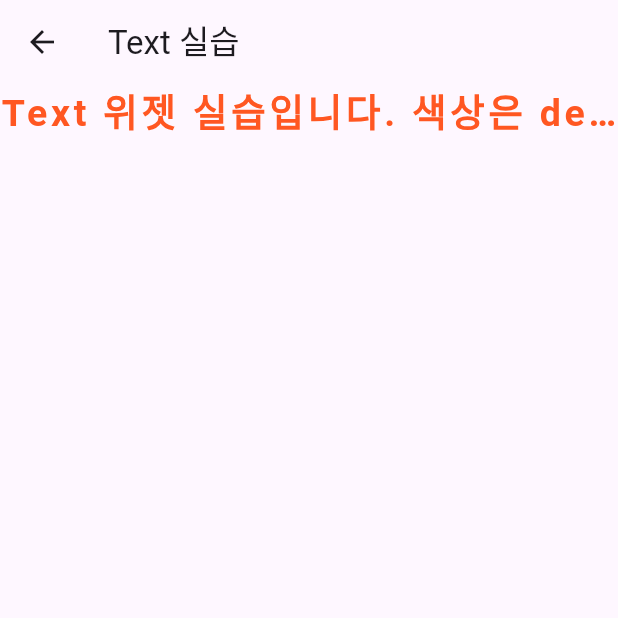
After one commit to sung-silver/flutter_online_lecture_smwu, a Flutter app: the screen it shows after launch, after a tap on "Text 실습", on a phone screen of 412 x 824 dp, the top half of it. The commit adds this screen. Run offline on Flutter 3.47's test engine with Material 3 defaults, Android fonts, the phone set to English and light mode, and no system bars.

Commit message:
feat: 3일차 - Text 실습

```diff
--- a/lib/screen/button_screen.dart
+++ b/lib/screen/button_screen.dart
@@ -6,6 +6,7 @@ import 'package:online_lecture_smwu/screen/container/container_practice_screen.d
 import 'package:online_lecture_smwu/screen/container/container_screen.dart';
 import 'package:online_lecture_smwu/screen/row/row_practice_screen.dart';
 import 'package:online_lecture_smwu/screen/row/row_screen.dart';
+import 'package:online_lecture_smwu/screen/text/text_practice_screen.dart';
 import 'package:online_lecture_smwu/screen/text/text_screen.dart';
 
 class ButtonScreen extends StatelessWidget {
@@ -115,6 +116,18 @@ class ButtonScreen extends StatelessWidget {
                   ));
                 },
                 child: Text("Text")),
+            SizedBox(
+              height: 10,
+            ),
+            ElevatedButton(
+                onPressed: () {
+                  Navigator.push(context, MaterialPageRoute(
+                    builder: (context) {
+                      return TextPracticeScreen();
+                    },
+                  ));
+                },
+                child: Text("Text 실습")),
           ],
         ),
       ),
--- /dev/null
+++ b/lib/screen/text/text_practice_screen.dart
@@ -0,0 +1,32 @@
+
+import 'package:flutter/cupertino.dart';
+import 'package:flutter/material.dart';
+
+class TextPracticeScreen extends StatelessWidget {
+  const TextPracticeScreen({super.key});
+
+  @override
+  Widget build(BuildContext context) {
+    return Scaffold(
+      appBar: AppBar(
+        title: Text("Text 실습"),
+      ),
+      body: Column(
+        children: [
+          Text(
+            "Text 위젯 실습입니다. 색상은 deepOrange로 해주세요.",
+            style: TextStyle(
+                fontSize: 25,
+                fontWeight: FontWeight.bold,
+                color: Colors.deepOrange,
+                letterSpacing: 2.5,
+            ),
+            textAlign: TextAlign.center,
+            overflow: TextOverflow.ellipsis,
+            maxLines: 1,
+          )
+        ],
+      ),
+    );
+  }
+}
```
